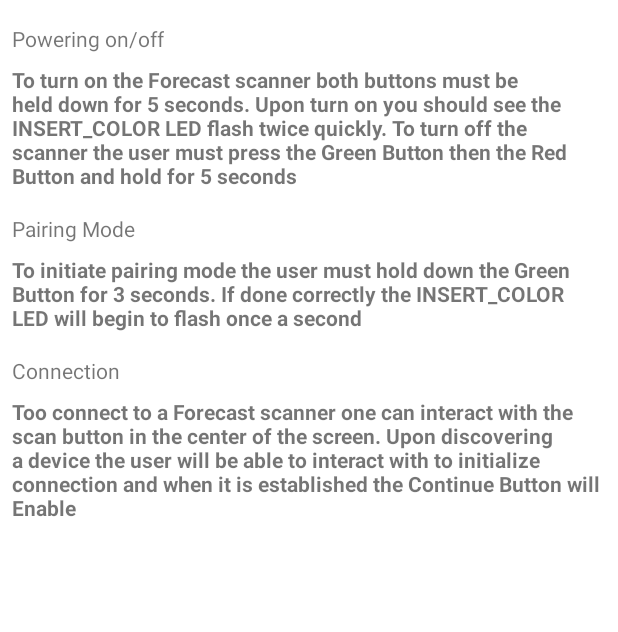
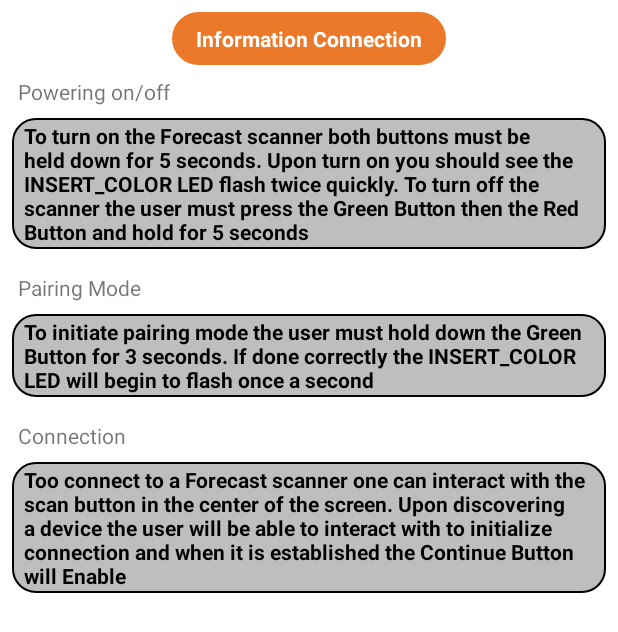
Before and after one commit to tlongo1226/ProjectForecast, an Android app: the layout dialog_info_conn.xml on its own in the app's theme, with its tools: preview values and no code run, on a phone screen of 412 x 824 dp. Shown: the top 632 px of the screen. Run offline under Robolectric (Android 15) with nearby library versions, the phone set to English and light mode, and no system bars.

Commit message:
Updated UI and prevented duplicated BLE scans

```diff
--- a/app/src/main/res/layout/avail_device_row.xml
+++ b/app/src/main/res/layout/avail_device_row.xml
@@ -34,7 +34,7 @@
             android:layout_height="wrap_content"
             android:layout_marginTop="8dp"
             android:layout_marginBottom="16dp"
-            android:text="@{forecastScanner.name}"
+            android:text='@{forecastScanner.name}'
             android:textColor="@color/black"
             app:layout_constraintBottom_toTopOf="@+id/availDevMacAdd"
             app:layout_constraintEnd_toEndOf="@+id/textView16"
--- a/app/src/main/res/layout/content_main.xml
+++ b/app/src/main/res/layout/content_main.xml
@@ -28,6 +28,5 @@
         android:scaleType="fitCenter"
         app:backgroundTint="#EC782A"
         app:layout_constraintEnd_toEndOf="parent"
-        app:layout_constraintTop_toTopOf="parent"
-        app:srcCompat="@drawable/information_icon" />
+        app:layout_constraintTop_toTopOf="parent" />
 </androidx.constraintlayout.widget.ConstraintLayout>
--- a/app/src/main/res/layout/dialog_info_conn.xml
+++ b/app/src/main/res/layout/dialog_info_conn.xml
@@ -4,20 +4,21 @@
     xmlns:tools="http://schemas.android.com/tools"
     android:layout_width="match_parent"
     android:layout_height="match_parent"
-    android:minWidth="280dp"
+    android:minWidth="300dp"
     android:paddingBottom="16dp">
 
     <TextView
-        android:id="@+id/powerLabel"
+        android:id="@+id/sensorReadingLabel"
         android:layout_width="wrap_content"
         android:layout_height="wrap_content"
-        android:layout_marginTop="16dp"
+        android:layout_marginTop="8dp"
+        android:layout_marginStart="4dp"
         android:text="Powering on/off"
-        app:layout_constraintStart_toStartOf="@+id/powerInfo"
-        app:layout_constraintTop_toTopOf="parent" />
+        app:layout_constraintStart_toStartOf="@+id/sensorReadingInfo"
+        app:layout_constraintTop_toBottomOf="@+id/DataRecordingDialogTitle" />
 
     <TextView
-        android:id="@+id/powerInfo"
+        android:id="@+id/sensorReadingInfo"
         android:layout_width="0dp"
         android:layout_height="wrap_content"
         android:layout_marginStart="8dp"
@@ -25,41 +26,51 @@
         android:layout_marginEnd="8dp"
         android:text="To turn on the Forecast scanner both buttons must be held down for 5 seconds. Upon turn on you should see the INSERT_COLOR LED flash twice quickly. To turn off the scanner the user must press the Green Button then the Red Button and hold for 5 seconds"
         android:textStyle="bold"
+        android:paddingHorizontal="8dp"
+        android:paddingVertical="2dp"
+        android:background="@drawable/recycler_background"
+        android:textColor="@color/black"
         app:layout_constraintEnd_toEndOf="parent"
         app:layout_constraintHorizontal_bias="0.0"
         app:layout_constraintStart_toStartOf="parent"
-        app:layout_constraintTop_toBottomOf="@+id/powerLabel" />
+        app:layout_constraintTop_toBottomOf="@+id/sensorReadingLabel" />
 
     <TextView
-        android:id="@+id/pairingLabel"
+        android:id="@+id/dataRecordingLabel"
         android:layout_width="wrap_content"
         android:layout_height="wrap_content"
+        android:layout_marginStart="4dp"
         android:layout_marginTop="16dp"
         android:text="Pairing Mode"
-        app:layout_constraintStart_toStartOf="@+id/pairingInfo"
-        app:layout_constraintTop_toBottomOf="@+id/powerInfo" />
+        app:layout_constraintStart_toStartOf="@+id/dataRecordingInfo"
+        app:layout_constraintTop_toBottomOf="@+id/sensorReadingInfo" />
 
     <TextView
-        android:id="@+id/pairingInfo"
+        android:id="@+id/dataRecordingInfo"
         android:layout_width="0dp"
         android:layout_height="wrap_content"
         android:layout_marginStart="8dp"
         android:layout_marginTop="8dp"
         android:layout_marginEnd="8dp"
+        android:background="@drawable/recycler_background"
+        android:paddingHorizontal="8dp"
+        android:paddingVertical="2dp"
         android:text="To initiate pairing mode the user must hold down the Green Button for 3 seconds. If done correctly the INSERT_COLOR LED will begin to flash once a second"
+        android:textColor="@color/black"
         android:textStyle="bold"
         app:layout_constraintEnd_toEndOf="parent"
         app:layout_constraintStart_toStartOf="parent"
-        app:layout_constraintTop_toBottomOf="@+id/pairingLabel" />
+        app:layout_constraintTop_toBottomOf="@+id/dataRecordingLabel" />
 
     <TextView
         android:id="@+id/connectionLabel"
         android:layout_width="wrap_content"
         android:layout_height="wrap_content"
+        android:layout_marginStart="4dp"
         android:layout_marginTop="16dp"
         android:text="Connection"
         app:layout_constraintStart_toStartOf="@+id/connectionInfo"
-        app:layout_constraintTop_toBottomOf="@+id/pairingInfo" />
+        app:layout_constraintTop_toBottomOf="@+id/dataRecordingInfo" />
 
     <TextView
         android:id="@+id/connectionInfo"
@@ -71,6 +82,26 @@
         android:text="Too connect to a Forecast scanner one can interact with the scan button in the center of the screen. Upon discovering a device the user will be able to interact with to initialize connection and when it is established the Continue Button will Enable"
         android:textStyle="bold"
         app:layout_constraintEnd_toEndOf="parent"
+        android:paddingHorizontal="8dp"
+        android:paddingVertical="2dp"
+        android:background="@drawable/recycler_background"
+        android:textColor="@color/black"
         app:layout_constraintStart_toStartOf="parent"
         app:layout_constraintTop_toBottomOf="@+id/connectionLabel" />
+
+    <TextView
+        android:id="@+id/DataRecordingDialogTitle"
+        android:layout_width="wrap_content"
+        android:layout_height="wrap_content"
+        android:layout_marginTop="8dp"
+        android:background="@drawable/title_background"
+        android:paddingHorizontal="16dp"
+        android:paddingVertical="8dp"
+        android:text="Information Connection"
+        android:textAlignment="center"
+        android:textColor="@color/white"
+        android:textStyle="bold"
+        app:layout_constraintEnd_toEndOf="parent"
+        app:layout_constraintStart_toStartOf="parent"
+        app:layout_constraintTop_toTopOf="parent" />
 </androidx.constraintlayout.widget.ConstraintLayout>
```
Also changed, not shown: app/src/main/java/com/example/projectforcast/FirstFragment.java (+9 -2 lines), app/src/main/java/com/example/projectforcast/ForecastScanner.java (+9 -1 lines), app/src/main/res/layout/dialog_info_data.xml (+67 -4 lines).
